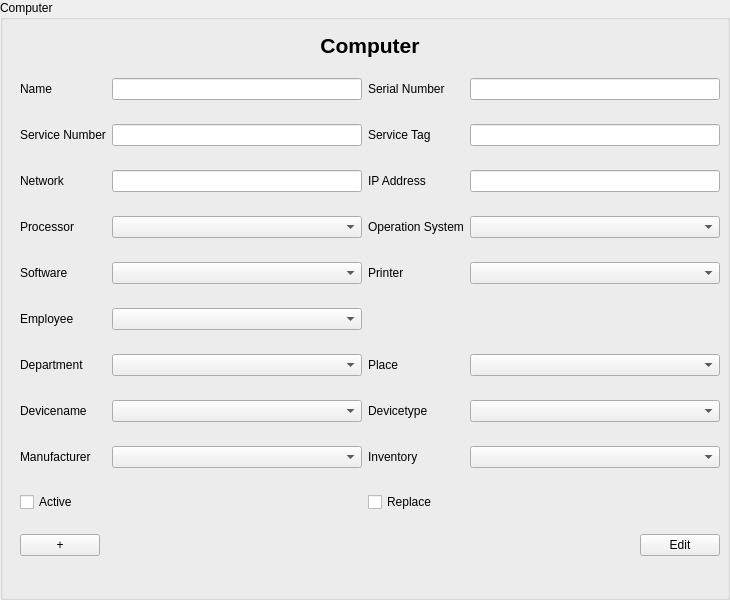
The window that src/jmbde/views/computerinputarea.ui (jmuelbert/jmbde-QT) describes before a commit, drawn with Qt 5.
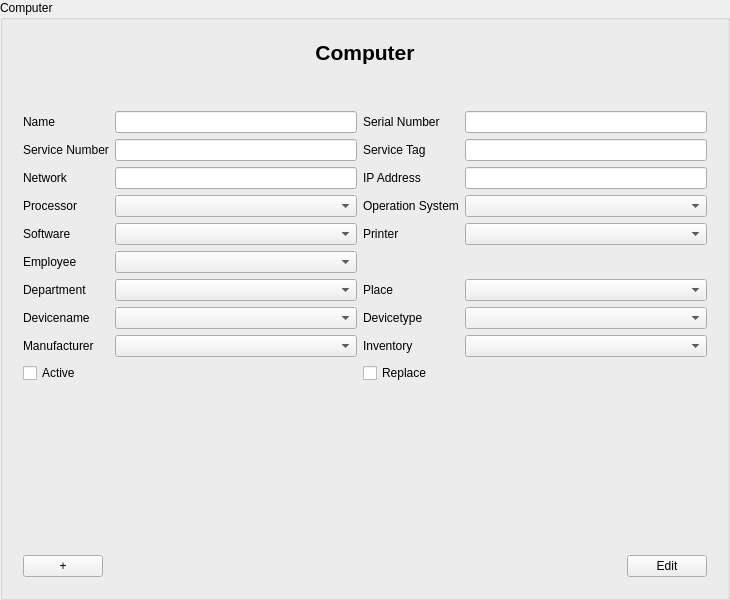
The same window after the commit.

Patch:
```diff
--- a/src/jmbde/views/computerinputarea.ui
+++ b/src/jmbde/views/computerinputarea.ui
@@ -19,24 +19,11 @@
   <property name="title">
    <string>Computer</string>
   </property>
+  <layout class="QVBoxLayout" name="verticalLayout_3">
+   <item>
   <widget class="QWidget" name="formLayoutWidget" native="true">
-   <property name="geometry">
-    <rect>
-     <x>10</x>
-     <y>30</y>
-     <width>730</width>
-     <height>600</height>
-    </rect>
-   </property>
-   <widget class="QWidget" name="gridLayoutWidget">
-    <property name="geometry">
-     <rect>
-      <x>10</x>
-      <y>0</y>
-      <width>700</width>
-      <height>30</height>
-     </rect>
-    </property>
+     <layout class="QVBoxLayout" name="verticalLayout_2">
+      <item>
        <layout class="QVBoxLayout" name="verticalLayout">
      <item>
       <widget class="QLabel" name="label_Header">
@@ -56,55 +43,24 @@
       </widget>
      </item>
     </layout>
-   </widget>
-   <widget class="QWidget" name="verticalLayoutWidget_Buttons">
-    <property name="geometry">
-     <rect>
-      <x>10</x>
-      <y>500</y>
-      <width>700</width>
-      <height>30</height>
-     </rect>
-    </property>
-    <layout class="QHBoxLayout" name="horizontalLayout">
-     <item>
-      <widget class="QPushButton" name="pushButton_Add">
-       <property name="text">
-        <string>+</string>
-       </property>
-      </widget>
      </item>
      <item>
-      <spacer name="horizontalSpacer">
+       <spacer name="verticalSpacer">
        <property name="orientation">
-        <enum>Qt::Horizontal</enum>
+         <enum>Qt::Vertical</enum>
+        </property>
+        <property name="sizeType">
+         <enum>QSizePolicy::Preferred</enum>
        </property>
        <property name="sizeHint" stdset="0">
         <size>
-         <width>40</width>
-         <height>20</height>
+          <width>20</width>
+          <height>40</height>
         </size>
        </property>
       </spacer>
      </item>
      <item>
-      <widget class="QPushButton" name="pushButton_EditFinish">
-       <property name="text">
-        <string>Edit</string>
-       </property>
-      </widget>
-     </item>
-    </layout>
-   </widget>
-   <widget class="QWidget" name="gridLayoutWidget">
-    <property name="geometry">
-     <rect>
-      <x>10</x>
-      <y>30</y>
-      <width>700</width>
-      <height>470</height>
-     </rect>
-    </property>
     <layout class="QGridLayout" name="gridLayout">
      <item row="1" column="0">
       <widget class="QLabel" name="label_ServiceNumber">
@@ -342,8 +298,55 @@
       <widget class="QComboBox" name="comboBox_Printer"/>
      </item>
     </layout>
-   </widget>
-  </widget>
+      </item>
+      <item>
+       <spacer name="verticalSpacer_2">
+        <property name="orientation">
+         <enum>Qt::Vertical</enum>
+        </property>
+        <property name="sizeHint" stdset="0">
+         <size>
+          <width>20</width>
+          <height>40</height>
+         </size>
+        </property>
+       </spacer>
+      </item>
+      <item>
+       <layout class="QHBoxLayout" name="horizontalLayout">
+        <item>
+         <widget class="QPushButton" name="pushButton_Add">
+          <property name="text">
+           <string>+</string>
+          </property>
+         </widget>
+        </item>
+        <item>
+         <spacer name="horizontalSpacer">
+          <property name="orientation">
+           <enum>Qt::Horizontal</enum>
+          </property>
+          <property name="sizeHint" stdset="0">
+           <size>
+            <width>40</width>
+            <height>20</height>
+           </size>
+          </property>
+         </spacer>
+        </item>
+        <item>
+         <widget class="QPushButton" name="pushButton_EditFinish">
+          <property name="text">
+           <string>Edit</string>
+          </property>
+         </widget>
+        </item>
+       </layout>
+      </item>
+     </layout>
+    </widget>
+   </item>
+  </layout>
  </widget>
  <tabstops>
   <tabstop>lineEdit_ComputerName</tabstop>
```
Lines whose indentation alone changed are shown as unchanged.
